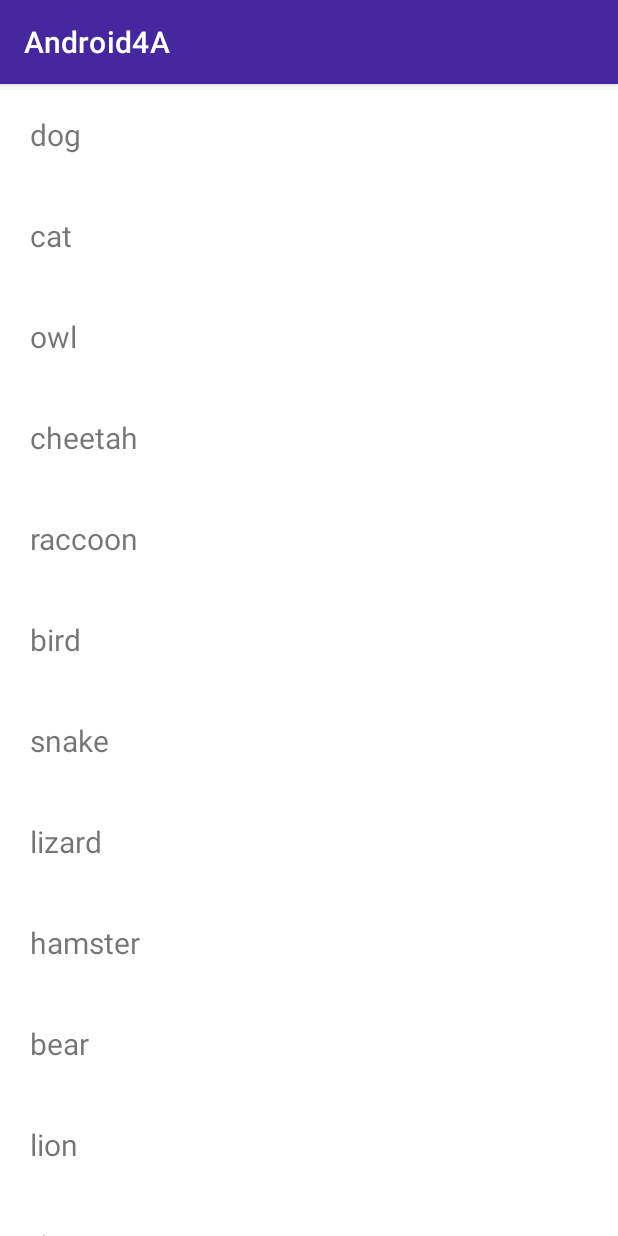
After one commit to rayanKanawati/Android4A, an Android app: the MainActivity3 screen opened directly, with no data from a screen before it, on a phone screen of 412 x 824 dp. The commit adds this screen. Run offline under Robolectric (Android 15) with nearby library versions, the phone set to English and light mode, and no system bars.

Commit message:
Création de la RecyclerView

```diff
--- a/app/build.gradle
+++ b/app/build.gradle
@@ -42,6 +42,8 @@ dependencies {
 
     testImplementation "io.mockk:mockk:1.10.2"
 
+    //Recycler View
+    implementation "androidx.recyclerview:recyclerview:1.1.0"
 
     // ROOM
     implementation "androidx.room:room-runtime:$room_version"
--- a/app/src/main/AndroidManifest.xml
+++ b/app/src/main/AndroidManifest.xml
@@ -10,7 +10,8 @@
         android:roundIcon="@mipmap/ic_launcher_round"
         android:supportsRtl="true"
         android:theme="@style/AppTheme">
-        <activity android:name=".presentation.main.MainActivity2"></activity>
+        <activity android:name=".presentation.main.MainActivity3"></activity>
+        <activity android:name=".presentation.main.MainActivity2" />
         <activity android:name=".presentation.main.MainActivity">
             <intent-filter>
                 <action android:name="android.intent.action.MAIN" />
--- /dev/null
+++ b/app/src/main/java/com/example/android4a/adapter/ListAdapter.kt
@@ -0,0 +1,35 @@
+package com.example.android4a.adapter
+
+import android.content.Context
+
+import android.view.LayoutInflater
+import android.view.View
+import android.view.ViewGroup
+import android.widget.TextView
+import androidx.recyclerview.widget.RecyclerView
+import com.example.android4a.R
+import kotlinx.android.synthetic.main.list_items.view.*
+
+
+class ListAdapter(val items: MutableList<String>, val context: Context) : RecyclerView.Adapter<ViewHolder>() {
+
+    // Gets the number of animals in the list
+    override fun getItemCount(): Int {
+        return items.size
+    }
+
+    // Inflates the item views
+    override fun onCreateViewHolder(parent: ViewGroup, viewType: Int): ViewHolder {
+        return ViewHolder(LayoutInflater.from(context).inflate(R.layout.list_items, parent, false))
+    }
+
+    // Binds each animal in the ArrayList to a view
+    override fun onBindViewHolder(holder: ViewHolder, position: Int) {
+        holder.tvAnimalType.text = items.get(position)
+    }
+}
+
+class ViewHolder (view: View) : RecyclerView.ViewHolder(view) {
+    // Holds the TextView that will add each animal to
+    val tvAnimalType: TextView = view.list_items
+}
--- a/app/src/main/java/com/example/android4a/presentation/main/MainActivity.kt
+++ b/app/src/main/java/com/example/android4a/presentation/main/MainActivity.kt
@@ -28,7 +28,9 @@ class MainActivity : AppCompatActivity() {
                             dialog.dismiss()
                         }
                         .show()
-                    //TODO
+                    val monIntent : Intent =  Intent(this, MainActivity3::class.java)
+                    startActivity(monIntent)
+
                 }
                 LoginError -> {
                     MaterialAlertDialogBuilder(this)
--- a/app/src/main/java/com/example/android4a/presentation/main/MainActivity2.kt
+++ b/app/src/main/java/com/example/android4a/presentation/main/MainActivity2.kt
@@ -20,8 +20,8 @@ class MainActivity2 : AppCompatActivity() {
 
 
         Create_account.setOnClickListener(){
-            val monIntentRetour : Intent =  Intent(this,MainActivity::class.java)
-            val user = User((loginAccount_edit.text.toString()))
+            val monIntentRetour =  Intent(this,MainActivity::class.java)
+            val user = User((loginAccount_edit.text.toString().trim()))
             mainViewModel.onClickedLoginAccount(user)
             startActivity(monIntentRetour)
         }
--- /dev/null
+++ b/app/src/main/java/com/example/android4a/presentation/main/MainActivity3.kt
@@ -0,0 +1,59 @@
+package com.example.android4a.presentation.main
+
+
+import androidx.appcompat.app.AppCompatActivity
+import android.os.Bundle
+import androidx.recyclerview.widget.LinearLayoutManager
+import com.example.android4a.R
+import com.example.android4a.adapter.ListAdapter
+import kotlinx.android.synthetic.main.activity_main3.*
+
+class MainActivity3 : AppCompatActivity() {
+
+    val animals : MutableList<String> = ArrayList()
+
+    override fun onCreate(savedInstanceState: Bundle?) {
+        super.onCreate(savedInstanceState)
+        setContentView(R.layout.activity_main3)
+        addAnimals()
+        activity_main3.layoutManager = LinearLayoutManager(this)
+        activity_main3.adapter = ListAdapter(animals, this)
+
+
+    }
+    fun addAnimals() {
+        animals.add("dog")
+        animals.add("cat")
+        animals.add("owl")
+        animals.add("cheetah")
+        animals.add("raccoon")
+        animals.add("bird")
+        animals.add("snake")
+        animals.add("lizard")
+        animals.add("hamster")
+        animals.add("bear")
+        animals.add("lion")
+        animals.add("tiger")
+        animals.add("horse")
+        animals.add("frog")
+        animals.add("fish")
+        animals.add("shark")
+        animals.add("turtle")
+        animals.add("elephant")
+        animals.add("cow")
+        animals.add("beaver")
+        animals.add("bison")
+        animals.add("porcupine")
+        animals.add("rat")
+        animals.add("mouse")
+        animals.add("goose")
+        animals.add("deer")
+        animals.add("fox")
+        animals.add("moose")
+        animals.add("buffalo")
+        animals.add("monkey")
+        animals.add("penguin")
+        animals.add("parrot")
+    }
+
+}
--- a/app/src/main/java/com/example/android4a/presentation/main/MainViewModel.kt
+++ b/app/src/main/java/com/example/android4a/presentation/main/MainViewModel.kt
@@ -33,7 +33,7 @@ class MainViewModel(
     }
     fun onClickedLoginAccount(user: User){
         viewModelScope.launch(Dispatchers.IO) {
-            val user : Unit = createUserUseCase.invoke(user)
+            createUserUseCase.invoke(user)
         }
     }
 
--- /dev/null
+++ b/app/src/main/res/layout/activity_main3.xml
@@ -0,0 +1,18 @@
+<?xml version="1.0" encoding="utf-8"?>
+<androidx.constraintlayout.widget.ConstraintLayout xmlns:android="http://schemas.android.com/apk/res/android"
+    xmlns:app="http://schemas.android.com/apk/res-auto"
+    xmlns:tools="http://schemas.android.com/tools"
+    android:layout_width="match_parent"
+    android:layout_height="match_parent"
+    tools:context=".presentation.main.MainActivity2">
+
+    <androidx.recyclerview.widget.RecyclerView
+        android:id="@+id/activity_main3"
+        app:layout_constraintBottom_toBottomOf="parent"
+        app:layout_constraintEnd_toEndOf="parent"
+        app:layout_constraintStart_toStartOf="parent"
+        app:layout_constraintTop_toTopOf="parent"
+        android:layout_height="0dp"
+        android:layout_width="0dp" />
+
+</androidx.constraintlayout.widget.ConstraintLayout>
--- /dev/null
+++ b/app/src/main/res/layout/list_items.xml
@@ -0,0 +1,14 @@
+<?xml version="1.0" encoding="utf-8"?>
+<LinearLayout xmlns:android="http://schemas.android.com/apk/res/android"
+    android:orientation="vertical"
+    android:layout_width="match_parent"
+    android:layout_height="wrap_content">
+
+    <TextView
+        android:id="@+id/list_items"
+        android:layout_width="match_parent"
+        android:layout_height="wrap_content"
+        android:textSize="20sp"
+        android:padding="20dp"/>
+
+</LinearLayout>
```
